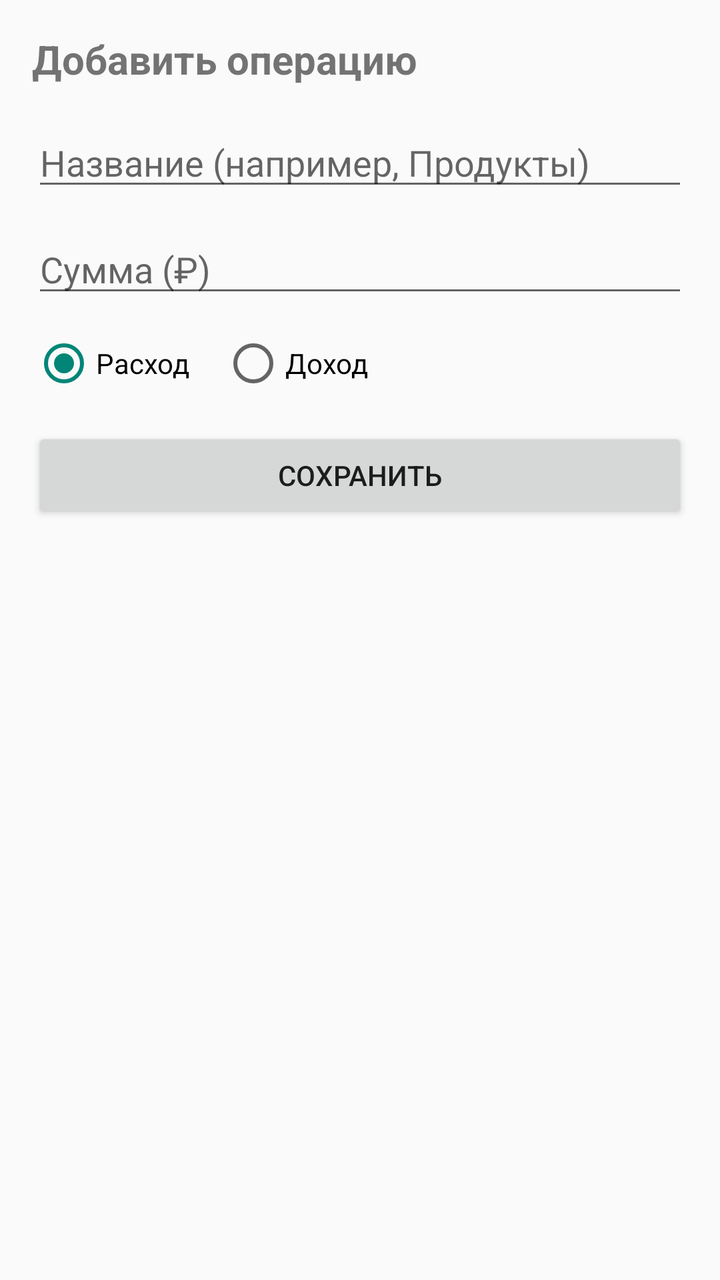
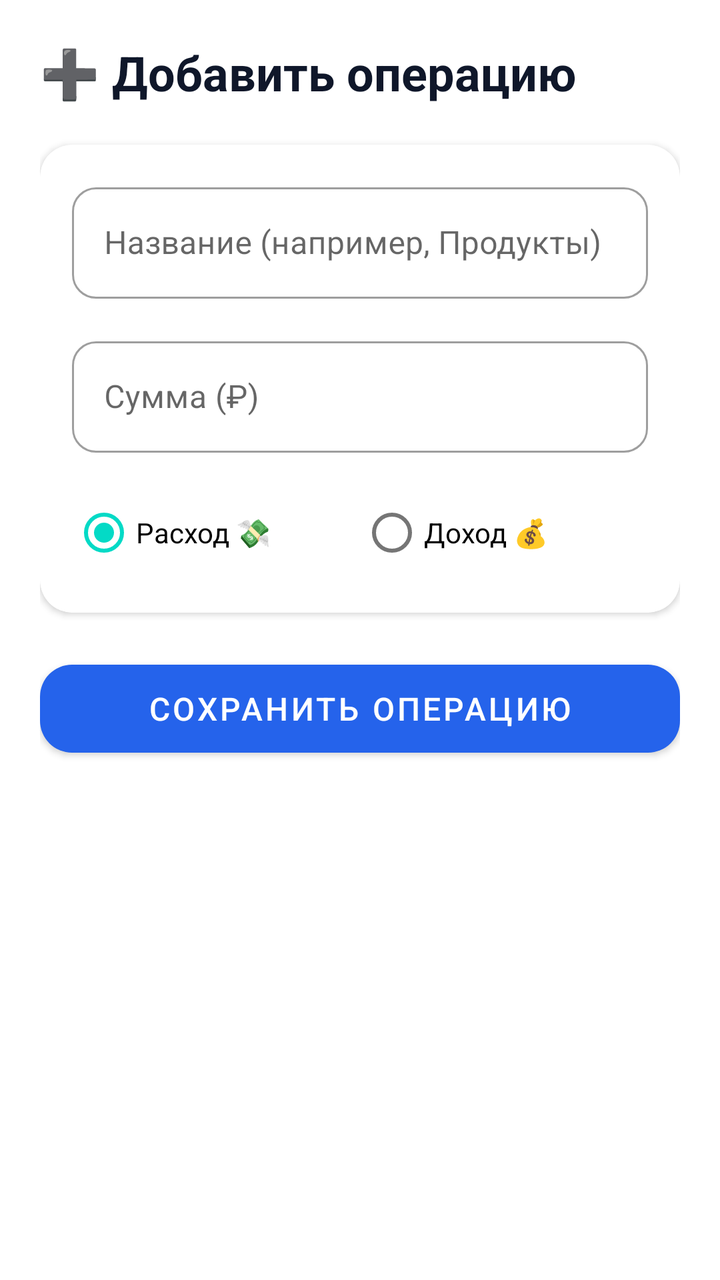

An Android layout rendered at two revisions. The XML below is the earlier revision; the diff shows what the commit changed to produce the second picture.
<!-- AndroidManifest.xml: application theme Theme.Wallet -->
<!-- res/layout/layout_add_transaction.xml -->
<?xml version="1.0" encoding="utf-8"?>
<LinearLayout xmlns:android="http://schemas.android.com/apk/res/android"
    android:layout_width="match_parent"
    android:layout_height="match_parent"
    android:orientation="vertical"
    android:padding="16dp">

    <TextView
        android:layout_width="wrap_content"
        android:layout_height="wrap_content"
        android:text="Добавить операцию"
        android:textSize="20sp"
        android:textStyle="bold"
        android:layout_marginBottom="16dp" />

    <EditText
        android:id="@+id/etTitle"
        android:layout_width="match_parent"
        android:layout_height="wrap_content"
        android:hint="Название (например, Продукты)"
        android:inputType="textPersonName"
        android:layout_marginBottom="12dp" />

    <EditText
        android:id="@+id/etAmount"
        android:layout_width="match_parent"
        android:layout_height="wrap_content"
        android:hint="Сумма (₽)"
        android:inputType="numberDecimal"
        android:layout_marginBottom="12dp" />

    <RadioGroup
        android:id="@+id/rgType"
        android:layout_width="match_parent"
        android:layout_height="wrap_content"
        android:orientation="horizontal"
        android:layout_marginBottom="16dp">

        <RadioButton
            android:id="@+id/rbExpense"
            android:layout_width="wrap_content"
            android:layout_height="wrap_content"
            android:text="Расход"
            android:checked="true" />

        <RadioButton
            android:id="@+id/rbIncome"
            android:layout_width="wrap_content"
            android:layout_height="wrap_content"
            android:layout_marginStart="16dp"
            android:text="Доход" />
    </RadioGroup>

    <Button
        android:id="@+id/btnAddSave"
        android:layout_width="match_parent"
        android:layout_height="wrap_content"
        android:text="Сохранить" />

</LinearLayout>
<!-- resources referenced by this layout -->
<resources>
  <style name="Theme.Wallet" parent="Theme.AppCompat.Light.NoActionBar" />
</resources>

<!-- the commit's change to res/layout/layout_add_transaction.xml (unified diff, before → after) -->
@@ -1,60 +1,104 @@
 <?xml version="1.0" encoding="utf-8"?>
-<LinearLayout xmlns:android="http://schemas.android.com/apk/res/android"
+<ScrollView xmlns:android="http://schemas.android.com/apk/res/android"
+    xmlns:app="http://schemas.android.com/apk/res-auto"
     android:layout_width="match_parent"
     android:layout_height="match_parent"
-    android:orientation="vertical"
-    android:padding="16dp">
+    android:padding="20dp">
 
-    <TextView
-        android:layout_width="wrap_content"
-        android:layout_height="wrap_content"
-        android:text="Добавить операцию"
-        android:textSize="20sp"
-        android:textStyle="bold"
-        android:layout_marginBottom="16dp" />
-
-    <EditText
-        android:id="@+id/etTitle"
+    <LinearLayout
         android:layout_width="match_parent"
         android:layout_height="wrap_content"
-        android:hint="Название (например, Продукты)"
-        android:inputType="textPersonName"
-        android:layout_marginBottom="12dp" />
+        android:orientation="vertical">
 
-    <EditText
-        android:id="@+id/etAmount"
-        android:layout_width="match_parent"
-        android:layout_height="wrap_content"
-        android:hint="Сумма (₽)"
-        android:inputType="numberDecimal"
-        android:layout_marginBottom="12dp" />
-
-    <RadioGroup
-        android:id="@+id/rgType"
-        android:layout_width="match_parent"
-        android:layout_height="wrap_content"
-        android:orientation="horizontal"
-        android:layout_marginBottom="16dp">
-
-        <RadioButton
-            android:id="@+id/rbExpense"
+        <TextView
             android:layout_width="wrap_content"
             android:layout_height="wrap_content"
-            android:text="Расход"
-            android:checked="true" />
+            android:layout_marginBottom="20dp"
+            android:text="➕ Добавить операцию"
+            android:textColor="@color/text_primary"
+            android:textSize="24sp"
+            android:textStyle="bold" />
 
-        <RadioButton
-            android:id="@+id/rbIncome"
-            android:layout_width="wrap_content"
+        <com.google.android.material.card.MaterialCardView
+            android:layout_width="match_parent"
             android:layout_height="wrap_content"
-            android:layout_marginStart="16dp"
-            android:text="Доход" />
-    </RadioGroup>
+            android:layout_marginBottom="20dp"
+            app:cardCornerRadius="16dp"
+            app:cardElevation="2dp"
+            app:strokeWidth="0dp">
 
-    <Button
-        android:id="@+id/btnAddSave"
-        android:layout_width="match_parent"
-        android:layout_height="wrap_content"
-        android:text="Сохранить" />
+            <LinearLayout
+                android:layout_width="match_parent"
+                android:layout_height="wrap_content"
+                android:orientation="vertical"
+                android:padding="16dp">
 
-</LinearLayout>
+                <com.google.android.material.textfield.TextInputLayout
+                    style="@style/Widget.MaterialComponents.TextInputLayout.OutlinedBox"
+                    android:layout_width="match_parent"
+                    android:layout_height="wrap_content"
+                    android:layout_marginBottom="16dp"
+                    android:hint="Название (например, Продукты)"
+                    app:boxCornerRadiusBottomEnd="12dp"
+                    app:boxCornerRadiusBottomStart="12dp"
+                    app:boxCornerRadiusTopEnd="12dp"
+                    app:boxCornerRadiusTopStart="12dp">
+
+                    <com.google.android.material.textfield.TextInputEditText
+                        android:id="@+id/etTitle"
+                        android:layout_width="match_parent"
+                        android:layout_height="wrap_content"
+                        android:inputType="text" />
+                </com.google.android.material.textfield.TextInputLayout>
+
+                <com.google.android.material.textfield.TextInputLayout
+                    style="@style/Widget.MaterialComponents.TextInputLayout.OutlinedBox"
+                    android:layout_width="match_parent"
+                    android:layout_height="wrap_content"
+                    android:layout_marginBottom="16dp"
+                    android:hint="Сумма (₽)"
+                    app:boxCornerRadiusBottomEnd="12dp"
+                    app:boxCornerRadiusBottomStart="12dp"
+                    app:boxCornerRadiusTopEnd="12dp"
+                    app:boxCornerRadiusTopStart="12dp">
+
+                    <com.google.android.material.textfield.TextInputEditText
+                        android:id="@+id/etAmount"
+                        android:layout_width="match_parent"
+                        android:layout_height="wrap_content"
+                        android:inputType="numberDecimal" />
+                </com.google.android.material.textfield.TextInputLayout>
+
+                <RadioGroup
+                    android:layout_width="match_parent"
+                    android:layout_height="wrap_content"
+                    android:orientation="horizontal">
+
+                    <RadioButton
+                        android:id="@+id/rbExpense"
+                        android:layout_width="0dp"
+                        android:layout_height="wrap_content"
+                        android:layout_weight="1"
+                        android:checked="true"
+                        android:text="Расход 💸" />
+
+                    <RadioButton
+                        android:id="@+id/rbIncome"
+                        android:layout_width="0dp"
+                        android:layout_height="wrap_content"
+                        android:layout_weight="1"
+                        android:text="Доход 💰" />
+                </RadioGroup>
+            </LinearLayout>
+        </com.google.android.material.card.MaterialCardView>
+
+        <com.google.android.material.button.MaterialButton
+            android:id="@+id/btnAddSave"
+            android:layout_width="match_parent"
+            android:layout_height="56dp"
+            android:text="Сохранить операцию"
+            android:textSize="16sp"
+            app:cornerRadius="16dp" />
+
+    </LinearLayout>
+</ScrollView>
<!-- resource entries referenced after the edit -->
@@ -1,5 +1,14 @@
 <!-- resources referenced by this layout -->
 <resources>
-  <style name="Theme.Wallet" parent="Theme.AppCompat.Light.NoActionBar" />
+  <color name="text_primary">#0F172A</color>
+  <style name="Theme.Wallet" parent="Theme.MaterialComponents.DayNight.NoActionBar">
+          
+          <item name="colorPrimary">@color/blue_primary</item>
+          <item name="colorPrimaryVariant">@color/blue_secondary</item>
+          <item name="colorOnPrimary">@color/white</item>
+      </style>
+  <color name="blue_primary">#2563EB</color>
+  <color name="blue_secondary">#3B82F6</color>
+  <color name="white">#FFFFFF</color>
 </resources>
 
